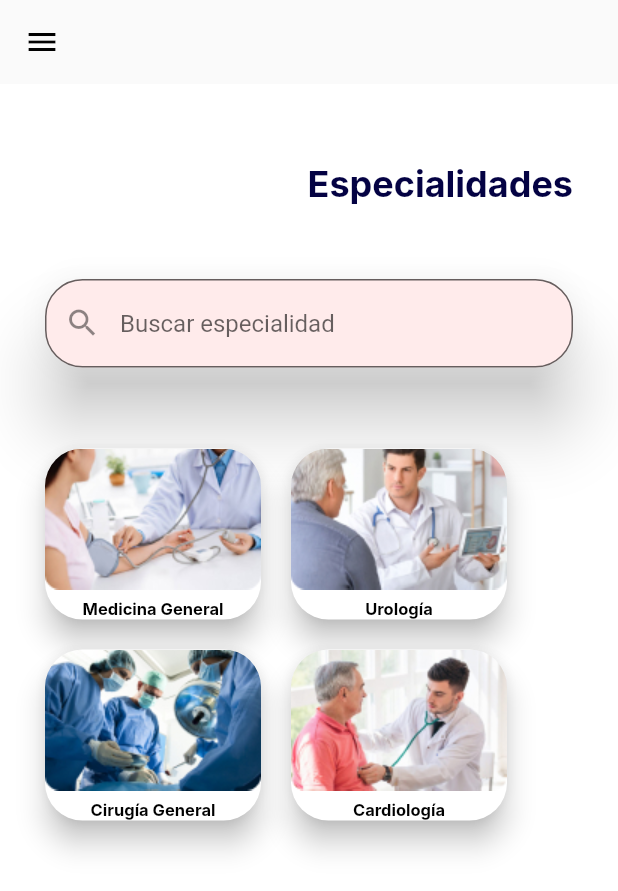
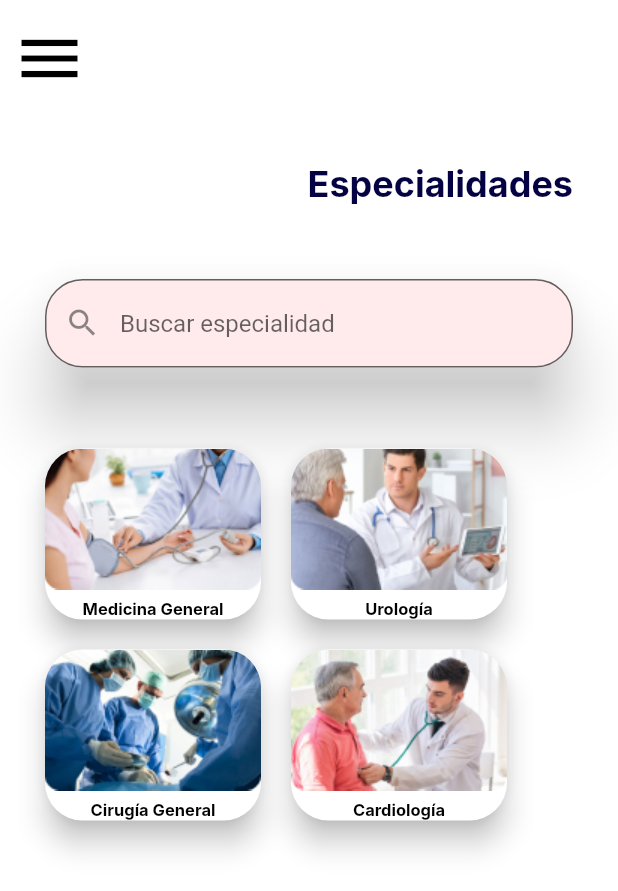
Before and after one commit to JulioOrtizUTEC/TuMundoMedico-Flutter, a Flutter app: the Menu screen opened directly, on a phone screen of 412 x 824 dp. Shown: the top 891 px of the screen. Run offline on Flutter 3.47's test engine with Material 2 defaults, Android fonts, the light colour scheme and no system bars; Roboto replaces fonts that are missing (Inter).

Commit message:
arreglando el menu

```diff
--- a/lib/src/menu.dart
+++ b/lib/src/menu.dart
@@ -38,13 +38,26 @@ class _MenuState extends State<Menu> {
   @override
   Widget build(BuildContext context) {
     return Scaffold(
-      appBar:
-      AppBar(
-        backgroundColor: Colors.transparent,
+      appBar: AppBar(
+        backgroundColor: const Color.fromARGB(255, 255, 255, 255),
         elevation: 0,
-        iconTheme: const IconThemeData(
+        actions: [
+          Builder(
+            builder: (context) => Align(
+              alignment: Alignment.centerLeft,
+              child:IconButton(
+              icon: const Icon(Icons.menu, color: Colors.black, size: 50),
+              padding: const EdgeInsets.fromLTRB(0, 10, 380, 0),
+              onPressed: () => Scaffold.of(context).openDrawer(),
+            ),
+            ),
+
+          ),
+        ],
+        /*iconTheme: const IconThemeData(
           color: Colors.black,
-          ),
+          size: 50,
+          ),*/
       ),
       drawer: Drawer(
         backgroundColor: const Color.fromARGB(255, 10, 118, 98),
```
